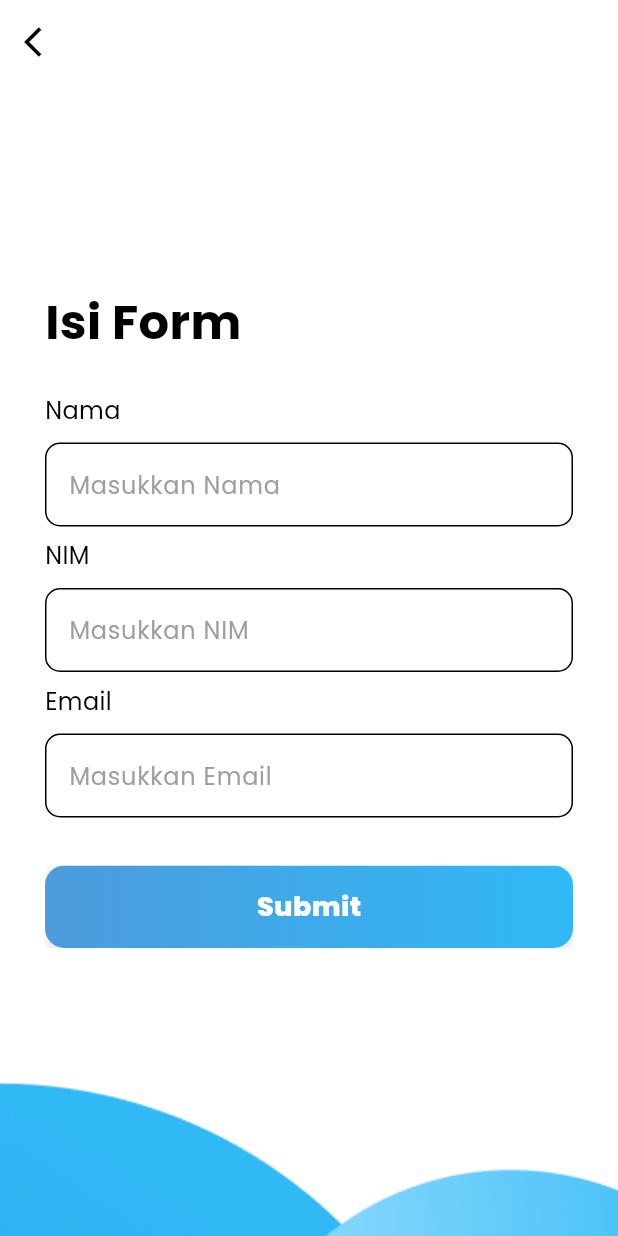
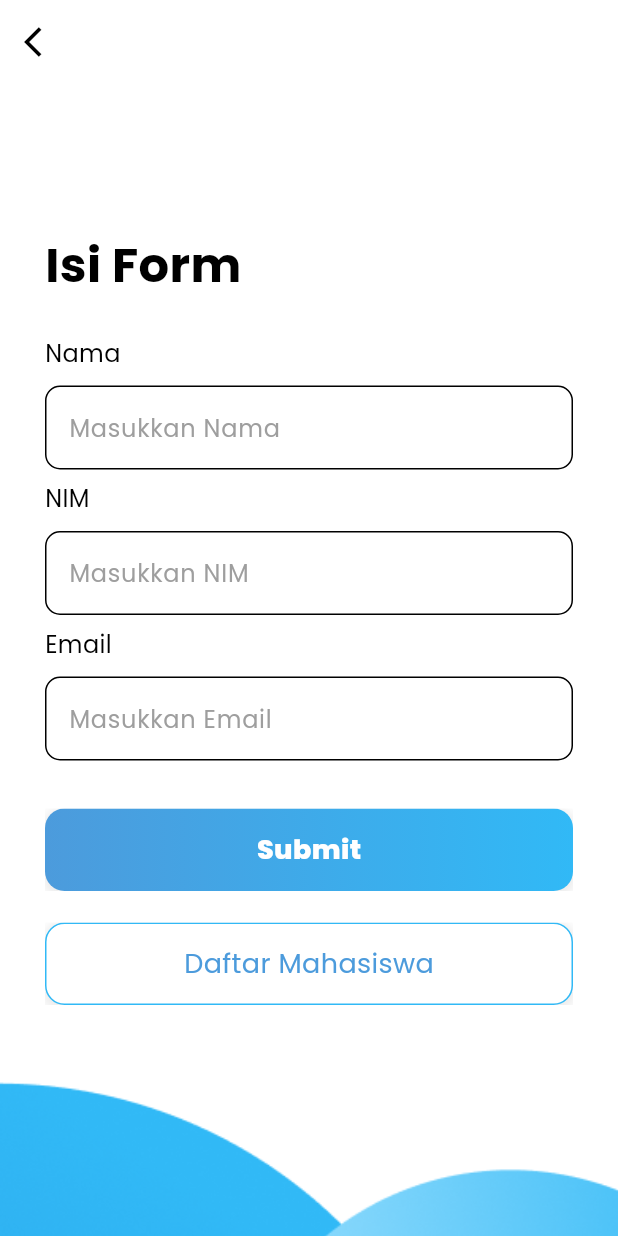
Before and after one commit to PlattenEcho/flutter_form, a Flutter app: the InputForm screen opened by its route, on a phone screen of 412 x 824 dp. Run offline on Flutter 3.47's test engine with Material 3 defaults, Android fonts, the phone set to English and light mode, and no system bars; our stand-ins replace flutter_bloc, google_fonts.

Commit message:
Add daftar mahasiswa button

```diff
--- a/lib/ui/pages/input_form.dart
+++ b/lib/ui/pages/input_form.dart
@@ -82,7 +82,13 @@ class _InputFormState extends State<InputForm> {
                         textColor: kWhiteColor,
                         startColor: kPrimary2Color,
                         endColor: kPrimaryColor,
-                        onPressed: () {})
+                        onPressed: () {}),
+                    gapH(21),
+                    ButtonOutline(
+                        text: "Daftar Mahasiswa",
+                        textColor: kPrimary2Color,
+                        borderColor: kPrimaryColor,
+                        onPressed: () {}),
                   ],
                 ),
               )
```
